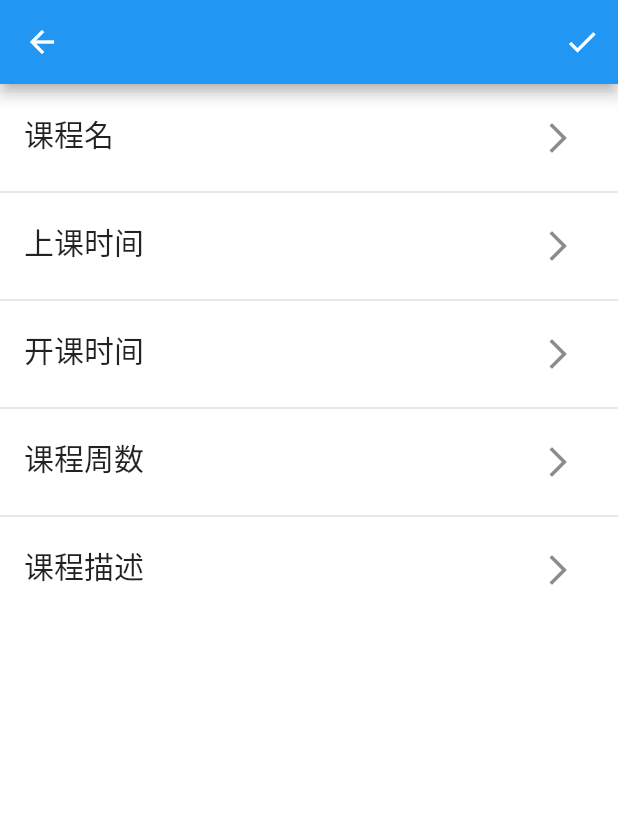
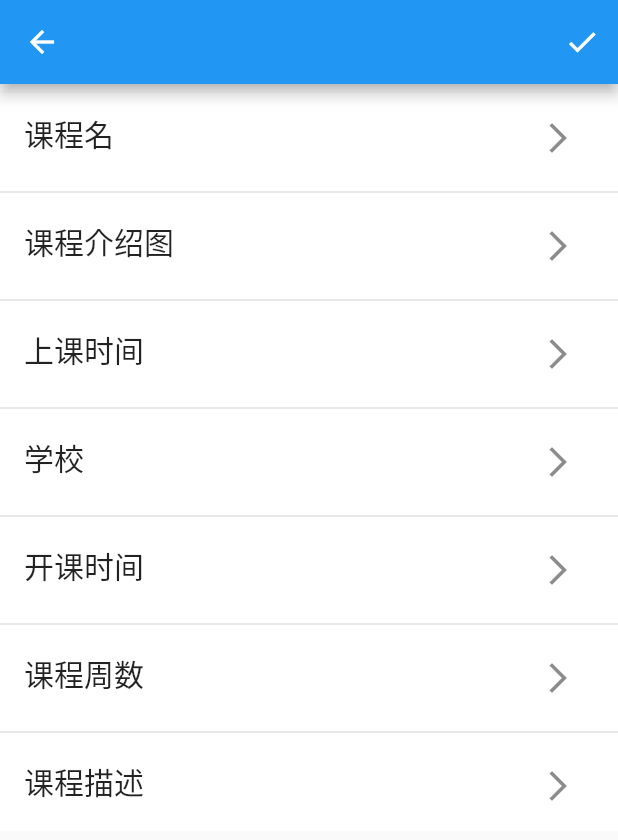
Before and after one commit to wyj1026/easyclass-client, a Flutter app: the NewClass screen opened directly, after a tap on the "check" icon, on a phone screen of 412 x 824 dp. Shown: the top 840 px of the screen. Run offline on Flutter 3.47's test engine with Material 2 defaults, Android fonts, the phone set to English and light mode, and no system bars; our stand-ins replace cached_network_image, dio, flutter_local_notifications, fluttertoast, image_picker, photo_view and 1 more; missing offline and left inert: flukit, image_crop; accounts and stored records are empty; generated files the repository leaves out were written again.

Commit message:
new class with picture

```diff
--- a/lib/clas/enter_class.dart
+++ b/lib/clas/enter_class.dart
@@ -57,7 +57,7 @@ class _EnterClassState extends State<EnterClass> {
               padding: const EdgeInsets.only(top: 8.0),
               child: Column(
                 children: <Widget>[
-                  ClassItem(widget.rec),
+//                  ClassItem(widget.rec),
                   buildTeachers(),
                 ],
               ),
--- a/lib/clas/new_class.dart
+++ b/lib/clas/new_class.dart
@@ -1,8 +1,12 @@
+import 'dart:io';
+
 import 'package:easy_class/models/class.dart';
 import 'package:easy_class/network/class.dart';
+import 'package:easy_class/network/file.dart';
 import 'package:easy_class/util/config.dart';
 import 'package:flutter/cupertino.dart';
 import 'package:flutter/material.dart';
+import 'package:image_picker/image_picker.dart';
 import 'package:intl/intl.dart';
 
 
@@ -19,6 +23,9 @@ class NewClassState extends State<NewClass> {
   TextEditingController _start = new TextEditingController();
   TextEditingController _duration = new TextEditingController();
   TextEditingController _description = new TextEditingController();
+  TextEditingController _school = new TextEditingController();
+  String avatar_url;
+  File _image;
   TextStyle titleStyle = new TextStyle(fontSize: 20);
   TextStyle valueStyle = new TextStyle(fontSize: 15);
   DateTime selectedDate;
@@ -38,13 +45,16 @@ class NewClassState extends State<NewClass> {
                 aclass.gmt_start = selectedDate.millisecondsSinceEpoch;
                 aclass.class_duration = _duration.text;
                 aclass.description = _description.text;
+                aclass.avatar_url = avatar_url;
+                aclass.school = _school.text;
                 ClassClient.addClass(aclass);
                 Navigator.of(context).pop();
               }
           ),
         ],
       ),
-      body: new Container(
+      body: SingleChildScrollView(
+          child: new Container(
           color: GlobalConfig.cardBackgroundColor,
           margin: const EdgeInsets.only(top: 6.0, bottom: 6.0),
           padding: const EdgeInsets.only(top: 2.0, bottom: 2.0),
@@ -74,6 +84,31 @@ class NewClassState extends State<NewClass> {
               ListTile(
                 leading: new Container(
                     margin: const EdgeInsets.only(bottom: 6.0),
+                    child: new Text("课程介绍图", style: titleStyle,)
+                ),
+                trailing: new Row(
+                  mainAxisSize: MainAxisSize.min,
+                  children: <Widget>[
+                    _image == null? new Text(""):
+                    new ClipRRect(
+                      borderRadius: BorderRadius.circular(10.0),
+                      child: Image.file(_image),
+                    ),
+                    IconButton(
+                        icon: Icon(Icons.arrow_forward_ios),
+                        onPressed: () async {
+                          _image = await ImagePicker.pickImage(source: ImageSource.gallery);
+                          avatar_url = await FileClient.send(_image);
+                          setState(() {});
+                        }
+                    ),
+                  ],
+                ),
+              ),
+              Divider(thickness: 1.0,),
+              ListTile(
+                leading: new Container(
+                    margin: const EdgeInsets.only(bottom: 6.0),
                     child: new Text("上课时间", style: titleStyle,)
                 ),
                 trailing: new Row(
@@ -84,6 +119,26 @@ class NewClassState extends State<NewClass> {
                         icon: Icon(Icons.arrow_forward_ios),
                         onPressed: () async {
                           await _showDialog(_date, TextInputType.text);
+                          setState(() {});
+                        }
+                    ),
+                  ],
+                ),
+              ),
+              Divider(thickness: 1.0,),
+              ListTile(
+                leading: new Container(
+                    margin: const EdgeInsets.only(bottom: 6.0),
+                    child: new Text("学校", style: titleStyle,)
+                ),
+                trailing: new Row(
+                  mainAxisSize: MainAxisSize.min,
+                  children: <Widget>[
+                    new Text(_school.text, style: valueStyle,),
+                    IconButton(
+                        icon: Icon(Icons.arrow_forward_ios),
+                        onPressed: () async {
+                          await _showDialog(_school, TextInputType.text);
                           setState(() {});
                         }
                     ),
@@ -166,6 +221,7 @@ class NewClassState extends State<NewClass> {
             ],
           )
       ),
+      ),
     );
   }
 
```
